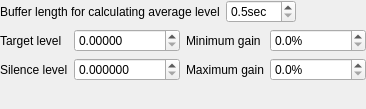
This is src/bomi/ui/audionormalizeroptionwidget.ui in bylee20/bomi as Qt 5 draws it before an edit. The edited form follows.
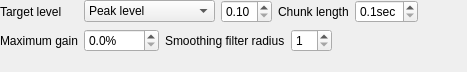
This is the edited form.

```diff
--- a/src/bomi/ui/audionormalizeroptionwidget.ui
+++ b/src/bomi/ui/audionormalizeroptionwidget.ui
@@ -6,11 +6,11 @@
    <rect>
     <x>0</x>
     <y>0</y>
-    <width>366</width>
-    <height>109</height>
+    <width>467</width>
+    <height>72</height>
    </rect>
   </property>
-  <layout class="QGridLayout" name="gridLayout">
+  <layout class="QFormLayout" name="formLayout">
    <property name="leftMargin">
     <number>0</number>
    </property>
@@ -23,19 +23,65 @@
    <property name="bottomMargin">
     <number>0</number>
    </property>
-   <item row="0" column="0" colspan="2">
+   <item row="0" column="0">
+    <widget class="QLabel" name="label_22">
+     <property name="text">
+      <string>Target level</string>
+     </property>
+    </widget>
+   </item>
+   <item row="0" column="1">
     <layout class="QHBoxLayout" name="horizontalLayout">
+     <item>
+      <widget class="QComboBox" name="use_rms">
+       <item>
+        <property name="text">
+         <string>Peak level</string>
+        </property>
+       </item>
+       <item>
+        <property name="text">
+         <string>Root mean square</string>
+        </property>
+       </item>
+      </widget>
+     </item>
+     <item>
+      <widget class="QDoubleSpinBox" name="target">
+       <property name="sizePolicy">
+        <sizepolicy hsizetype="Minimum" vsizetype="Fixed">
+         <horstretch>0</horstretch>
+         <verstretch>0</verstretch>
+        </sizepolicy>
+       </property>
+       <property name="accelerated">
+        <bool>true</bool>
+       </property>
+       <property name="decimals">
+        <number>2</number>
+       </property>
+       <property name="minimum">
+        <double>0.100000000000000</double>
+       </property>
+       <property name="maximum">
+        <double>0.950000000000000</double>
+       </property>
+       <property name="singleStep">
+        <double>0.010000000000000</double>
+       </property>
+      </widget>
+     </item>
      <item>
       <widget class="QLabel" name="label_42">
        <property name="text">
-        <string>Buffer length for calculating average level</string>
+        <string>Chunk length</string>
        </property>
       </widget>
      </item>
      <item>
       <widget class="QDoubleSpinBox" name="length">
        <property name="sizePolicy">
-        <sizepolicy hsizetype="Expanding" vsizetype="Fixed">
+        <sizepolicy hsizetype="Minimum" vsizetype="Fixed">
          <horstretch>0</horstretch>
          <verstretch>0</verstretch>
         </sizepolicy>
@@ -50,84 +96,12 @@
         <number>1</number>
        </property>
        <property name="minimum">
-        <double>0.500000000000000</double>
-       </property>
-       <property name="maximum">
-        <double>30.000000000000000</double>
-       </property>
-       <property name="singleStep">
-        <double>0.500000000000000</double>
-       </property>
-      </widget>
-     </item>
-     <item>
-      <spacer name="horizontalSpacer_17">
-       <property name="orientation">
-        <enum>Qt::Horizontal</enum>
-       </property>
-       <property name="sizeHint" stdset="0">
-        <size>
-         <width>25</width>
-         <height>17</height>
-        </size>
-       </property>
-      </spacer>
-     </item>
-    </layout>
-   </item>
-   <item row="1" column="0">
-    <layout class="QFormLayout" name="formLayout">
-     <item row="0" column="0">
-      <widget class="QLabel" name="label_22">
-       <property name="text">
-        <string>Target level</string>
-       </property>
-      </widget>
-     </item>
-     <item row="0" column="1">
-      <widget class="QDoubleSpinBox" name="target">
-       <property name="sizePolicy">
-        <sizepolicy hsizetype="Expanding" vsizetype="Fixed">
-         <horstretch>0</horstretch>
-         <verstretch>0</verstretch>
-        </sizepolicy>
-       </property>
-       <property name="accelerated">
-        <bool>true</bool>
-       </property>
-       <property name="decimals">
-        <number>5</number>
+        <double>0.100000000000000</double>
        </property>
        <property name="maximum">
         <double>1.000000000000000</double>
        </property>
        <property name="singleStep">
-        <double>0.010000000000000</double>
-       </property>
-      </widget>
-     </item>
-     <item row="1" column="0">
-      <widget class="QLabel" name="label_16">
-       <property name="text">
-        <string>Silence level</string>
-       </property>
-      </widget>
-     </item>
-     <item row="1" column="1">
-      <widget class="QDoubleSpinBox" name="silence">
-       <property name="sizePolicy">
-        <sizepolicy hsizetype="Expanding" vsizetype="Fixed">
-         <horstretch>0</horstretch>
-         <verstretch>0</verstretch>
-        </sizepolicy>
-       </property>
-       <property name="accelerated">
-        <bool>true</bool>
-       </property>
-       <property name="decimals">
-        <number>6</number>
-       </property>
-       <property name="maximum">
         <double>0.100000000000000</double>
        </property>
        <property name="singleStep">
@@ -135,50 +109,34 @@
        </property>
       </widget>
      </item>
+     <item>
+      <spacer name="horizontalSpacer">
+       <property name="orientation">
+        <enum>Qt::Horizontal</enum>
+       </property>
+       <property name="sizeHint" stdset="0">
+        <size>
+         <width>0</width>
+         <height>20</height>
+        </size>
+       </property>
+      </spacer>
+     </item>
     </layout>
    </item>
+   <item row="1" column="0">
+    <widget class="QLabel" name="label_29">
+     <property name="text">
+      <string>Maximum gain</string>
+     </property>
+    </widget>
+   </item>
    <item row="1" column="1">
-    <layout class="QFormLayout" name="formLayout_2">
-     <item row="0" column="0">
-      <widget class="QLabel" name="label_28">
-       <property name="text">
-        <string>Minimum gain</string>
-       </property>
-      </widget>
-     </item>
-     <item row="0" column="1">
-      <widget class="QDoubleSpinBox" name="min">
-       <property name="sizePolicy">
-        <sizepolicy hsizetype="Expanding" vsizetype="Fixed">
-         <horstretch>0</horstretch>
-         <verstretch>0</verstretch>
-        </sizepolicy>
-       </property>
-       <property name="accelerated">
-        <bool>true</bool>
-       </property>
-       <property name="suffix">
-        <string notr="true">%</string>
-       </property>
-       <property name="decimals">
-        <number>1</number>
-       </property>
-       <property name="maximum">
-        <double>999.000000000000000</double>
-       </property>
-      </widget>
-     </item>
-     <item row="1" column="0">
-      <widget class="QLabel" name="label_29">
-       <property name="text">
-        <string>Maximum gain</string>
-       </property>
-      </widget>
-     </item>
-     <item row="1" column="1">
+    <layout class="QHBoxLayout" name="horizontalLayout_2">
+     <item>
       <widget class="QDoubleSpinBox" name="max">
        <property name="sizePolicy">
-        <sizepolicy hsizetype="Expanding" vsizetype="Fixed">
+        <sizepolicy hsizetype="Minimum" vsizetype="Fixed">
          <horstretch>0</horstretch>
          <verstretch>0</verstretch>
         </sizepolicy>
@@ -193,10 +151,37 @@
         <number>1</number>
        </property>
        <property name="maximum">
-        <double>9999.000000000000000</double>
+        <double>1000.000000000000000</double>
        </property>
       </widget>
      </item>
+     <item>
+      <widget class="QLabel" name="label">
+       <property name="text">
+        <string>Smoothing filter radius</string>
+       </property>
+      </widget>
+     </item>
+     <item>
+      <widget class="QSpinBox" name="smoothing">
+       <property name="minimum">
+        <number>1</number>
+       </property>
+      </widget>
+     </item>
+     <item>
+      <spacer name="horizontalSpacer_2">
+       <property name="orientation">
+        <enum>Qt::Horizontal</enum>
+       </property>
+       <property name="sizeHint" stdset="0">
+        <size>
+         <width>0</width>
+         <height>20</height>
+        </size>
+       </property>
+      </spacer>
+     </item>
     </layout>
    </item>
   </layout>
```
Left out of the diff: 5 changed lines with no effect on the pictures.
